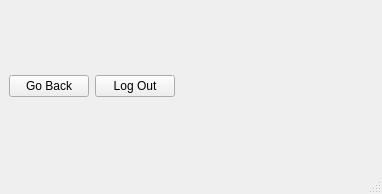
This is ui_files/settings/settings.ui in Sarim-K/password-manager as Qt 5 draws it before an edit. The edited form follows.
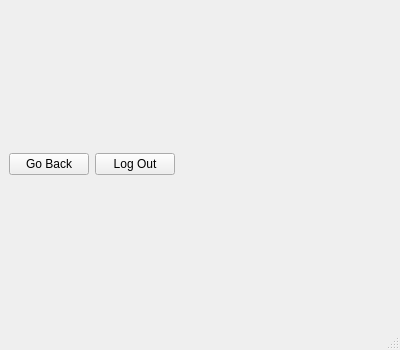
This is the edited form.

```diff
--- a/ui_files/settings/settings.ui
+++ b/ui_files/settings/settings.ui
@@ -6,8 +6,8 @@
    <rect>
     <x>0</x>
     <y>0</y>
-    <width>382</width>
-    <height>194</height>
+    <width>400</width>
+    <height>350</height>
    </rect>
   </property>
   <property name="windowTitle">
```
Left out of the diff: 2 changed lines with no effect on the pictures.
